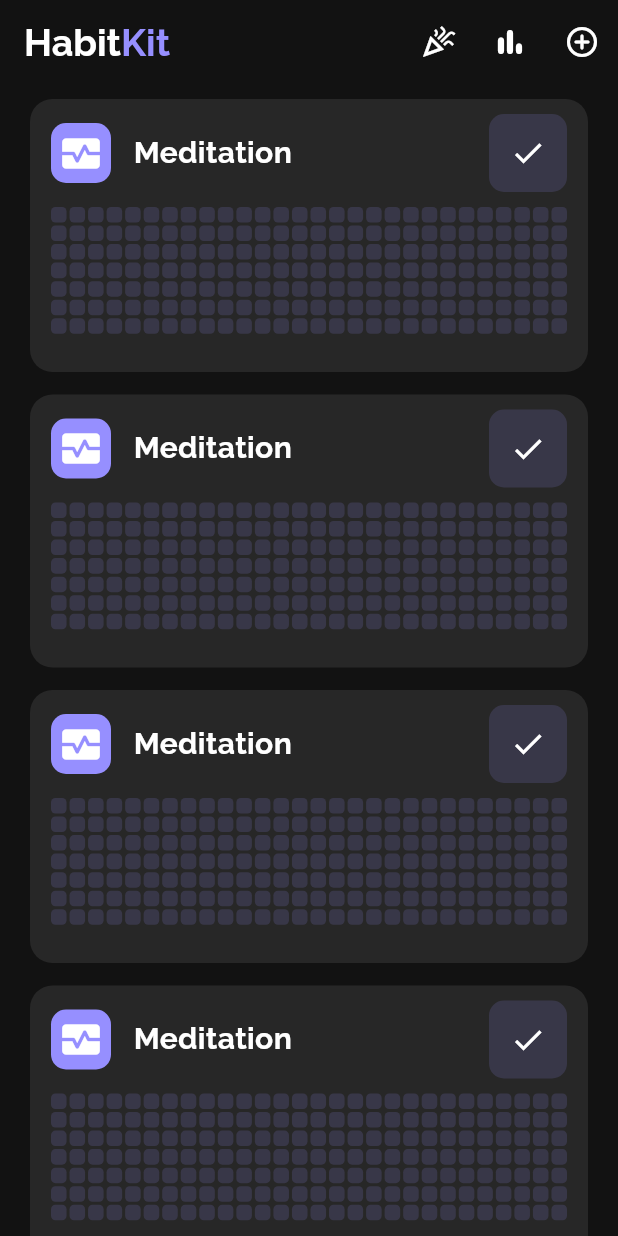
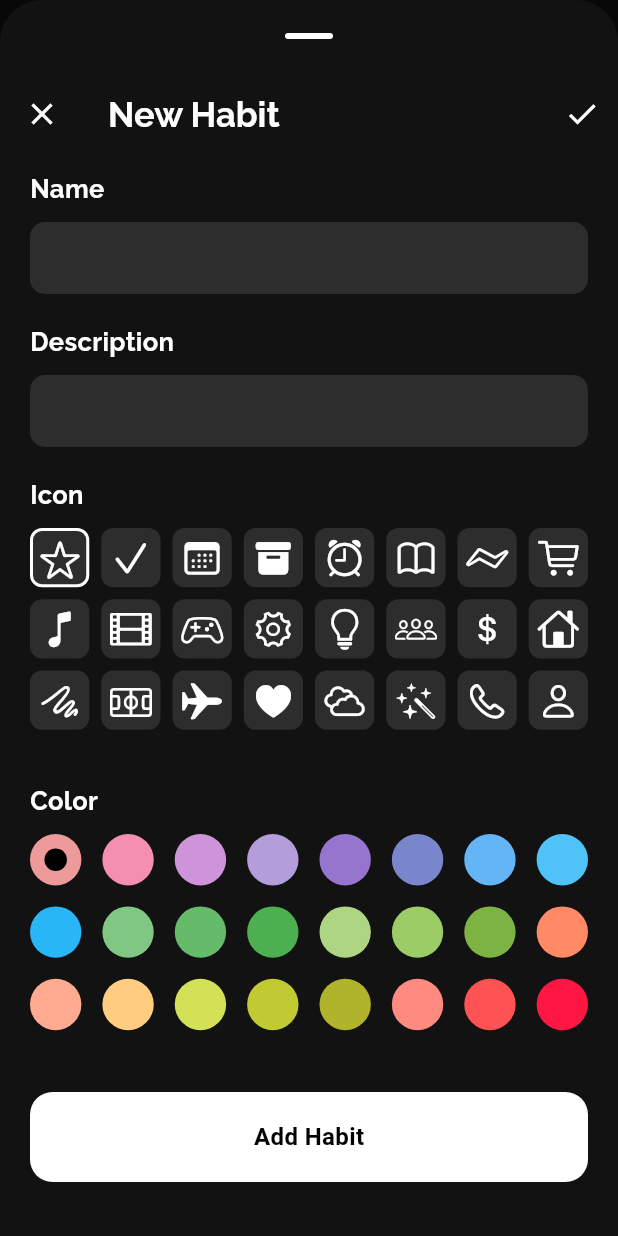
Before and after one commit to PratikJH153/HabitKitClone, a Flutter app: the screen it shows after launch, after a tap on the "add circle outline" icon, on a phone screen of 412 x 824 dp. Run offline on Flutter 3.47's test engine with Material 3 defaults, Android fonts, the phone set to English and light mode, and no system bars; Roboto replaces fonts that are missing (Grandis Extended); project files that could hold a hidden picture were left out.

Commit message:
Done with UI

```diff
--- /dev/null
+++ b/lib/constants/add_content.dart
@@ -0,0 +1,128 @@
+import "package:flutter/cupertino.dart";
+import "package:flutter/material.dart";
+
+List<Color> habitColors = const [
+  Color(0xFFef9a9a),
+  Color(0xFFf48fb1),
+  Color(0xFFce93d8), // Purple
+  Color(0xFFb39ddb),
+  Color(0xFF9575cd),
+  Color(0xFF7986cb),
+  Color(0xFF64b5f6), // Blue
+  Color(0xFF4fc3f7),
+  Color(0xFF29b6f6),
+  Color(0xFF81c784), // Green
+  Color(0xFF66bb6a),
+  Color(0xFF4caf50),
+  Color(0xFFaed581), // Lime
+  Color(0xFF9ccc65),
+  Color(0xFF7cb342),
+  Color(0xFFff8a65), // Orange
+  Color(0xFFffab91),
+  Color(0xFFffcc80),
+  Color(0xFFd4e157), // Yellow
+  Color(0xFFc0ca33),
+  Color(0xFFafb42b),
+  Color(0xFFff8a80), // Pink
+  Color(0xFFff5252),
+  Color(0xFFff1744),
+];
+
+List<Icon> habitIcons = const [
+  Icon(
+    CupertinoIcons.star,
+    size: 28,
+  ),
+  Icon(
+    CupertinoIcons.check_mark,
+    size: 28,
+  ),
+  Icon(
+    CupertinoIcons.calendar,
+    size: 28,
+  ),
+  Icon(
+    CupertinoIcons.archivebox_fill,
+    size: 28,
+  ),
+  Icon(
+    CupertinoIcons.alarm,
+    size: 28,
+  ),
+  Icon(
+    CupertinoIcons.book,
+    size: 28,
+  ),
+  Icon(
+    CupertinoIcons.bolt_horizontal,
+    size: 28,
+  ),
+  Icon(
+    CupertinoIcons.shopping_cart,
+    size: 28,
+  ),
+  Icon(
+    CupertinoIcons.music_note,
+    size: 28,
+  ),
+  Icon(
+    CupertinoIcons.film,
+    size: 28,
+  ),
+  Icon(
+    CupertinoIcons.game_controller,
+    size: 28,
+  ),
+  Icon(
+    CupertinoIcons.gear,
+    size: 28,
+  ),
+  Icon(
+    CupertinoIcons.lightbulb,
+    size: 28,
+  ),
+  Icon(
+    CupertinoIcons.group,
+    size: 28,
+  ),
+  Icon(
+    CupertinoIcons.money_dollar,
+    size: 28,
+  ),
+  Icon(
+    CupertinoIcons.home,
+    size: 28,
+  ),
+  Icon(
+    CupertinoIcons.scribble,
+    size: 28,
+  ),
+  Icon(
+    CupertinoIcons.sportscourt,
+    size: 28,
+  ),
+  Icon(
+    CupertinoIcons.airplane,
+    size: 28,
+  ),
+  Icon(
+    CupertinoIcons.heart_solid,
+    size: 28,
+  ),
+  Icon(
+    CupertinoIcons.smoke,
+    size: 28,
+  ),
+  Icon(
+    CupertinoIcons.wand_stars_inverse,
+    size: 28,
+  ),
+  Icon(
+    CupertinoIcons.phone,
+    size: 28,
+  ),
+  Icon(
+    CupertinoIcons.person,
+    size: 28,
+  ),
+];
--- /dev/null
+++ b/lib/views/add_page.dart
@@ -0,0 +1,221 @@
+import 'package:flutter/cupertino.dart';
+import 'package:flutter/material.dart';
+import 'package:habittracker/constants/add_content.dart';
+import 'package:habittracker/widgets/textfield_widget.dart';
+
+class AddPage extends StatefulWidget {
+  const AddPage({super.key});
+
+  @override
+  State<AddPage> createState() => _AddPageState();
+}
+
+class _AddPageState extends State<AddPage> {
+  final TextEditingController _nameController = TextEditingController();
+  final TextEditingController _desController = TextEditingController();
+  Color _selectedColor = Color(0xFFef9a9a);
+  Icon _selectedIcon = Icon(
+    CupertinoIcons.star,
+    size: 28,
+  );
+
+  @override
+  Widget build(BuildContext context) {
+    return Scaffold(
+      floatingActionButtonLocation: FloatingActionButtonLocation.centerFloat,
+      floatingActionButton: GestureDetector(
+        onTap: () {
+          if (_nameController.text.trim().isNotEmpty) {
+            print("HELLO");
+          }
+        },
+        child: Container(
+          height: 60,
+          width: double.infinity,
+          margin: const EdgeInsets.only(
+            bottom: 20,
+            left: 20,
+            right: 20,
+          ),
+          child: Container(
+            width: double.infinity,
+            alignment: Alignment.center,
+            padding: const EdgeInsets.symmetric(
+              horizontal: 24,
+              vertical: 16,
+            ),
+            decoration: const BoxDecoration(
+              color: Colors.white,
+              borderRadius: BorderRadius.all(
+                Radius.circular(15),
+              ),
+            ),
+            child: const Text(
+              "Add Habit",
+              style: TextStyle(
+                fontWeight: FontWeight.w600,
+                fontSize: 16,
+                color: Colors.black,
+                fontFamily: "Grandis Extended",
+              ),
+            ),
+          ),
+        ),
+      ),
+      appBar: AppBar(
+        backgroundColor: Colors.transparent,
+        centerTitle: false,
+        leading: IconButton(
+          onPressed: () {
+            Navigator.of(context).pop();
+          },
+          icon: const Icon(Icons.close),
+        ),
+        title: const Text(
+          "New Habit",
+          style: TextStyle(
+            fontFamily: "Raleway",
+            fontSize: 23,
+            fontWeight: FontWeight.bold,
+          ),
+        ),
+        actions: [IconButton(onPressed: () {}, icon: const Icon(Icons.done))],
+      ),
+      body: Padding(
+        padding: const EdgeInsets.symmetric(
+          horizontal: 20,
+          vertical: 10,
+        ),
+        child: Column(
+          crossAxisAlignment: CrossAxisAlignment.start,
+          children: [
+            TextFieldWidget(
+              title: "Name",
+              controller: _nameController,
+            ),
+            TextFieldWidget(
+              title: "Description",
+              controller: _desController,
+            ),
+            Container(
+              margin: const EdgeInsets.only(bottom: 20),
+              child: Column(
+                crossAxisAlignment: CrossAxisAlignment.start,
+                children: [
+                  const Text(
+                    "Icon",
+                    style: TextStyle(
+                      fontSize: 17,
+                      fontWeight: FontWeight.bold,
+                    ),
+                  ),
+                  const SizedBox(
+                    height: 10,
+                  ),
+                  SizedBox(
+                    height: 150,
+                    child: GridView.builder(
+                      physics: const NeverScrollableScrollPhysics(),
+                      gridDelegate:
+                          const SliverGridDelegateWithFixedCrossAxisCount(
+                        crossAxisCount: 8,
+                        mainAxisSpacing: 8.0,
+                        crossAxisSpacing: 8.0,
+                      ),
+                      itemCount: habitIcons.length,
+                      itemBuilder: (context, index) {
+                        return GestureDetector(
+                          onTap: () {
+                            setState(() {
+                              _selectedIcon = habitIcons[index];
+                            });
+                          },
+                          child: Container(
+                            padding: const EdgeInsets.all(5),
+                            decoration: BoxDecoration(
+                              border:
+                                  _selectedIcon.icon == habitIcons[index].icon
+                                      ? Border.all(
+                                          color: Colors.white,
+                                          width: 2,
+                                        )
+                                      : null,
+                              color: const Color.fromARGB(255, 45, 45, 45),
+                              borderRadius: const BorderRadius.all(
+                                Radius.circular(8),
+                              ),
+                            ),
+                            child: habitIcons[index],
+                          ),
+                        );
+                      },
+                    ),
+                  ),
+                ],
+              ),
+            ),
+            Container(
+              margin: const EdgeInsets.only(bottom: 20),
+              child: Column(
+                crossAxisAlignment: CrossAxisAlignment.start,
+                children: [
+                  const Text(
+                    "Color",
+                    style: TextStyle(
+                      fontSize: 17,
+                      fontWeight: FontWeight.bold,
+                    ),
+                  ),
+                  const SizedBox(
+                    height: 10,
+                  ),
+                  SizedBox(
+                    height: 140,
+                    child: GridView.builder(
+                      physics: const NeverScrollableScrollPhysics(),
+                      gridDelegate:
+                          const SliverGridDelegateWithFixedCrossAxisCount(
+                        crossAxisCount: 8,
+                        mainAxisSpacing: 14.0,
+                        crossAxisSpacing: 14.0,
+                      ),
+                      itemCount: habitColors.length,
+                      itemBuilder: (context, index) {
+                        return GestureDetector(
+                          onTap: () {
+                            setState(() {
+                              _selectedColor = habitColors[index];
+                            });
+                          },
+                          child: Container(
+                            decoration: BoxDecoration(
+                              shape: BoxShape.circle,
+                              color: habitColors[index],
+                            ),
+                            child: Center(
+                              child: _selectedColor == habitColors[index]
+                                  ? Container(
+                                      height: 15,
+                                      width: 15,
+                                      padding: EdgeInsets.all(5),
+                                      decoration: BoxDecoration(
+                                        shape: BoxShape.circle,
+                                        color: Colors.black,
+                                      ),
+                                    )
+                                  : null,
+                            ),
+                          ),
+                        );
+                      },
+                    ),
+                  ),
+                ],
+              ),
+            ),
+          ],
+        ),
+      ),
+    );
+  }
+}
--- a/lib/views/home.dart
+++ b/lib/views/home.dart
@@ -1,8 +1,18 @@
+import 'package:flutter/cupertino.dart';
 import 'package:flutter/material.dart';
+import 'package:habittracker/views/add_page.dart';
 
-class HomePage extends StatelessWidget {
+class HomePage extends StatefulWidget {
   static const routeID = '/home';
   const HomePage({super.key});
+
+  @override
+  State<HomePage> createState() => _HomePageState();
+}
+
+class _HomePageState extends State<HomePage> {
+  bool isExpanded = false;
+  int indexExpanded = -1;
 
   @override
   Widget build(BuildContext context) {
@@ -42,7 +52,17 @@ class HomePage extends StatelessWidget {
             icon: const Icon(Icons.bar_chart_rounded),
           ),
           IconButton(
-            onPressed: () {},
+            onPressed: () {
+              showModalBottomSheet(
+                enableDrag: true,
+                isScrollControlled: true,
+                context: context,
+                showDragHandle: true,
+                builder: (context) {
+                  return const AddPage();
+                },
+              );
+            },
             icon: const Icon(Icons.add_circle_outline_rounded),
           ),
         ],
@@ -56,7 +76,19 @@ class HomePage extends StatelessWidget {
         child: ListView.builder(
           itemCount: 5,
           itemBuilder: (ctx, index) {
-            return Container(
+            return GestureDetector(
+              onLongPress: () {
+                setState(() {
+                  isExpanded = !isExpanded;
+                  if (indexExpanded == -1) {
+                    indexExpanded = index;
+                  } else {
+                    indexExpanded = -1;
+                  }
+                });
+              },
+              child: AnimatedContainer(
+                duration: const Duration(seconds: 1),
                 margin: const EdgeInsets.only(bottom: 15),
                 padding: const EdgeInsets.symmetric(
                   horizontal: 14,
@@ -145,7 +177,70 @@ class HomePage extends StatelessWidget {
                         },
                       ),
                     ),
+                    isExpanded
+                        ? indexExpanded == index
+                            ? Row(
+                                children: [
+                                  Expanded(
+                                    child: ElevatedButton.icon(
+                                      style: ElevatedButton.styleFrom(
+                                        backgroundColor:
+                                            Color.fromARGB(255, 206, 255, 142),
+                                        shape: const RoundedRectangleBorder(
+                                          borderRadius: BorderRadius.all(
+                                            Radius.circular(12),
+                                          ),
+                                        ),
+                                      ),
+                                      onPressed: () {},
+                                      icon: const Icon(
+                                        Icons.done_all,
+                                        color: Colors.black,
+                                      ),
+                                      label: const Text(
+                                        "Complete",
+                                        style: TextStyle(
+                                          color: Colors.black,
+                                        ),
+                                      ),
+                                    ),
+                                  ),
+                                  const SizedBox(
+                                    width: 8,
+                                  ),
+                                  Container(
+                                    decoration: const BoxDecoration(
+                                      color: Color.fromARGB(255, 57, 57, 57),
+                                      borderRadius: BorderRadius.all(
+                                        Radius.circular(8),
+                                      ),
+                                    ),
+                                    child: IconButton(
+                                      onPressed: () {},
+                                      icon: const Icon(CupertinoIcons.pencil),
+                                    ),
+                                  ),
+                                  const SizedBox(
+                                    width: 8,
+                                  ),
+                                  Container(
+                                    decoration: const BoxDecoration(
+                                      color: Color.fromARGB(255, 57, 57, 57),
+                                      borderRadius: BorderRadius.all(
+                                        Radius.circular(8),
+                                      ),
+                                    ),
+                                    child: IconButton(
+                                      onPressed: () {},
+                                      icon: const Icon(CupertinoIcons.delete),
+                                    ),
+                                  ),
                                 ],
+                              )
+                            : const SizedBox()
+                        : const SizedBox(),
+                  ],
+                ),
               ),
             );
           },
--- /dev/null
+++ b/lib/widgets/textfield_widget.dart
@@ -0,0 +1,52 @@
+import 'package:flutter/material.dart';
+
+class TextFieldWidget extends StatelessWidget {
+  final String title;
+  final TextEditingController controller;
+  const TextFieldWidget({
+    required this.title,
+    required this.controller,
+    super.key,
+  });
+
+  @override
+  Widget build(BuildContext context) {
+    return Container(
+      margin: const EdgeInsets.only(bottom: 20),
+      child: Column(
+        crossAxisAlignment: CrossAxisAlignment.start,
+        children: [
+          Text(
+            title,
+            style: const TextStyle(
+              fontSize: 17,
+              fontWeight: FontWeight.bold,
+            ),
+          ),
+          const SizedBox(
+            height: 10,
+          ),
+          Container(
+            decoration: const BoxDecoration(
+              color: Color.fromARGB(255, 45, 45, 45),
+              borderRadius: BorderRadius.all(
+                Radius.circular(10),
+              ),
+            ),
+            child: TextFormField(
+              controller: controller,
+              style: const TextStyle(
+                fontWeight: FontWeight.bold,
+              ),
+              cursorColor: Colors.white,
+              decoration: const InputDecoration(
+                contentPadding: EdgeInsets.only(left: 10),
+                border: InputBorder.none,
+              ),
+            ),
+          ),
+        ],
+      ),
+    );
+  }
+}
```
Also changed, not shown: assets/preview/Screenshot_20240104_154328.jpg (added), lib/constants/constants.dart (added), pubspec.lock, 4 other files. Lines whose indentation alone changed are shown as unchanged.
